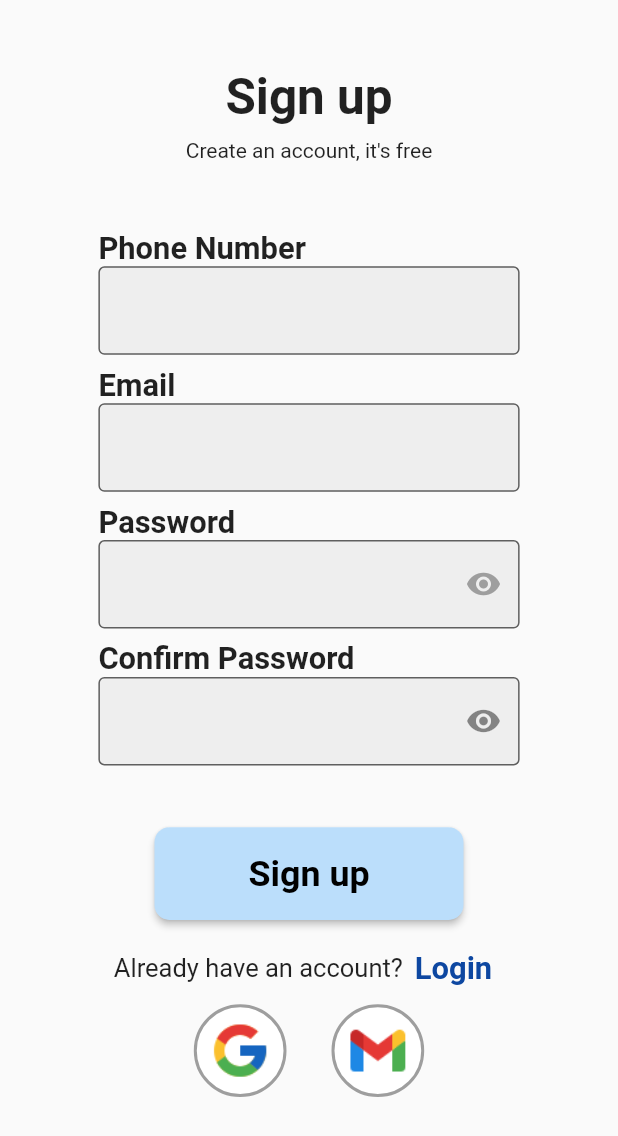
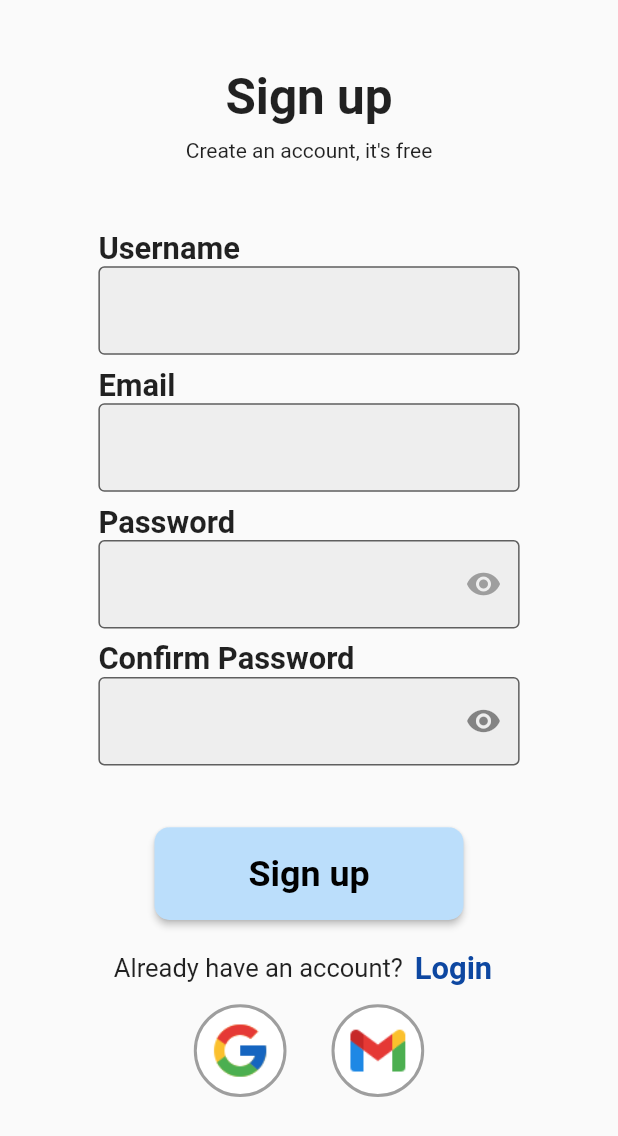
Before and after one commit to hafsaabidsaeed/ELaw-Mobile-Application, a Flutter app: the SignUp screen opened directly, on a phone screen of 412 x 824 dp. Shown: the top 1136 px of the screen. Run offline on Flutter 3.47's test engine with Material 2 defaults, Android fonts, the light colour scheme and no system bars; our stand-ins replace pinput.

Commit message:
signup screen UI

```diff
--- a/lib/screens/registeration/signup.dart
+++ b/lib/screens/registeration/signup.dart
@@ -52,7 +52,7 @@ class _SignUpState extends State<SignUp> {
                         crossAxisAlignment: CrossAxisAlignment.start,
                         children: [
                           Text(
-                            "Phone Number",
+                            "Username",
                             style: TextStyle(
                                 fontWeight: FontWeight.bold,
                                 fontSize: screenWidth * 0.05),
@@ -104,7 +104,7 @@ class _SignUpState extends State<SignUp> {
                                 fontSize: screenWidth * 0.05),
                           ),
                           TextFormField(
-                            controller: passwordController,
+                            // controller: passwordController,
                             obscureText: _isObscurePassword,
                             keyboardType: TextInputType.emailAddress,
                             decoration: InputDecoration(
@@ -127,7 +127,7 @@ class _SignUpState extends State<SignUp> {
 
                             validator: (value) {
                               if (value!.isEmpty) {
-                                return 'Please enter your email address';
+                                return 'Please enter your password';
                               }
                               return null;
                             },
@@ -140,7 +140,7 @@ class _SignUpState extends State<SignUp> {
                                 fontSize: screenWidth * 0.05),
                           ),
                           TextFormField(
-                            controller: passwordController,
+                            // controller: passwordController,
                             obscureText: true,
                             decoration: InputDecoration(
                               border: const OutlineInputBorder(),
@@ -150,7 +150,7 @@ class _SignUpState extends State<SignUp> {
                             ),
                             validator: (value) {
                               if (value!.isEmpty) {
-                                return 'Please enter your password';
+                                return 'Please confirm your password';
                               }
                               return null;
                             },
```
Also changed, not shown: lib/screens/registeration/registeration.dart (+7 -1 lines).
